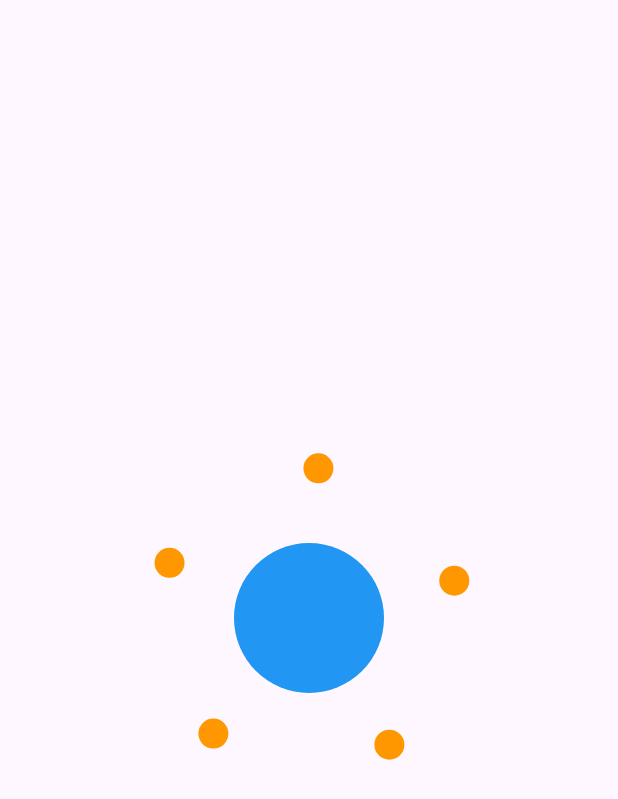
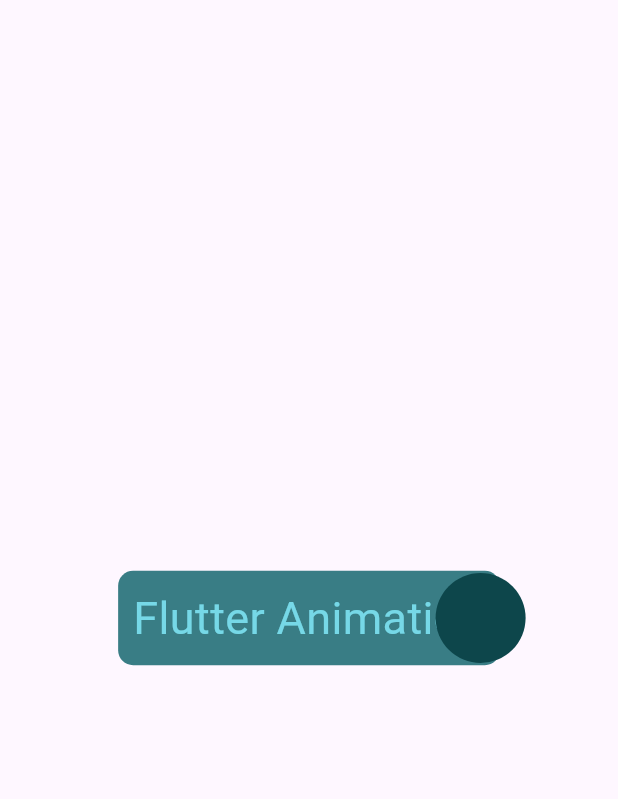
Before and after one commit to TheAsiyaS/newCreations, a Flutter app: the screen it shows after launch, on a phone screen of 412 x 824 dp. Shown: the top 799 px of the screen. Run offline on Flutter 3.47's test engine with Material 3 defaults, Android fonts, the phone set to English and light mode, and no system bars; our stand-ins replace carousel_slider, sqflite; accounts and stored records are empty.

Commit message:
text animation with logo

```diff
--- /dev/null
+++ b/lib/AnimationText.dart
@@ -0,0 +1,111 @@
+import 'package:flutter/material.dart';
+
+class BirdFlyTextAnimation extends StatefulWidget {
+  const BirdFlyTextAnimation({super.key});
+
+  @override
+  _BirdFlyTextAnimationState createState() => _BirdFlyTextAnimationState();
+}
+
+class _BirdFlyTextAnimationState extends State<BirdFlyTextAnimation>
+    with TickerProviderStateMixin {
+  // Using TickerProviderStateMixin to manage multiple AnimationControllers
+  late AnimationController _textController;
+  late AnimationController _circleController;
+  late Animation<double> _textAnimation;
+  late Animation<double> _circleAnimation;
+  String textToReveal = "Flutter Animation";
+
+  @override
+  void initState() {
+    super.initState();
+
+    // AnimationController for the text
+    _textController = AnimationController(
+      duration: const Duration(seconds: 6),
+      vsync: this,
+    );
+
+    // Animation for text opacity
+    _textAnimation =
+        Tween<double>(begin: -0.6, end: 1.0).animate(_textController)
+          ..addListener(() {
+            setState(() {});
+          });
+
+    // AnimationController for the CircleAvatar
+    _circleController = AnimationController(
+      duration: const Duration(seconds: 6),
+      vsync: this,
+    );
+
+    // Animation for CircleAvatar movement
+    _circleAnimation =
+        Tween<double>(begin: -.5, end: .65).animate(_circleController)
+          ..addListener(() {
+            setState(() {});
+          });
+
+    // Start both animations
+    _textController.forward();
+    _circleController.forward();
+  }
+
+  @override
+  void dispose() {
+    _textController.dispose();
+    _circleController.dispose();
+    super.dispose();
+  }
+
+  @override
+  Widget build(BuildContext context) {
+    return Scaffold(
+      body: Stack(
+        children: [
+          // Stationary Container with the text
+          Center(
+            child: Container(
+              padding: const EdgeInsets.all(10),
+              decoration: BoxDecoration(
+                color: Color.fromARGB(255, 8, 94, 102).withOpacity(0.8),
+                borderRadius: BorderRadius.circular(10),
+              ),
+              child: Row(
+                mainAxisSize: MainAxisSize.min,
+                children: textToReveal.split('').asMap().entries.map((entry) {
+                  int index = entry.key;
+                  String letter = entry.value;
+
+                  return AnimatedOpacity(
+                    // Adjust the condition for full text reveal
+                    opacity: _textAnimation.value >
+                            -0.6 + (1.5 / textToReveal.length) * index
+                        ? 1.0
+                        : 0.0,
+                    duration: const Duration(milliseconds: 200),
+                    child: Text(
+                      letter,
+                      style: const TextStyle(
+                          fontSize: 30,
+                          color: Color.fromARGB(255, 118, 216, 231)),
+                    ),
+                  );
+                }).toList(),
+              ),
+            ),
+          ),
+          // Moving CircleAvatar
+          Align(
+            alignment: Alignment(
+                _circleAnimation.value, 0.0), // Adjust the vertical position
+            child: const CircleAvatar(
+              backgroundColor: Color.fromARGB(255, 13, 70, 75),
+              radius: 30,
+            ),
+          ),
+        ],
+      ),
+    );
+  }
+}
--- a/lib/Animationsloarsystem.dart
+++ b/lib/Animationsloarsystem.dart
@@ -2,11 +2,14 @@ import 'package:flutter/material.dart';
 import 'dart:math';
 
 class SolarSystemAnimation extends StatefulWidget {
+  const SolarSystemAnimation({super.key});
+
   @override
   _SolarSystemAnimationState createState() => _SolarSystemAnimationState();
 }
 
-class _SolarSystemAnimationState extends State<SolarSystemAnimation> with SingleTickerProviderStateMixin {
+class _SolarSystemAnimationState extends State<SolarSystemAnimation>
+    with SingleTickerProviderStateMixin {
   late AnimationController _controller;
 
   @override
@@ -14,7 +17,7 @@ class _SolarSystemAnimationState extends State<SolarSystemAnimation> with Single
     super.initState();
     _controller = AnimationController(
       vsync: this,
-      duration: Duration(seconds: 5), // Controls the speed of rotation
+      duration: const Duration(seconds: 15), // Controls the speed of rotation
     )..repeat(); // Repeat the animation indefinitely
   }
 
@@ -32,7 +35,7 @@ class _SolarSystemAnimationState extends State<SolarSystemAnimation> with Single
           alignment: Alignment.center,
           children: [
             // Central Circle
-            CircleAvatar(
+            const CircleAvatar(
               radius: 50, // Adjust the size of the central circle
               backgroundColor: Colors.blue,
             ),
@@ -44,13 +47,13 @@ class _SolarSystemAnimationState extends State<SolarSystemAnimation> with Single
                 builder: (context, child) {
                   return Transform.translate(
                     offset: Offset(
-                      100 * cos(_controller.value * 2 * pi + angle),
-                      100 * sin(_controller.value * 2 * pi + angle),
+                      100 * cos(_controller.value * 3 * pi / 2 + angle),
+                      100 * sin(_controller.value * 2 * pi/5 + angle),
                     ),
                     child: child,
                   );
                 },
-                child: CircleAvatar(
+                child: const CircleAvatar(
                   radius: 10, // Adjust the size of the rotating balls
                   backgroundColor: Colors.orange,
                 ),
--- a/lib/carouselSliderEx.dart
+++ b/lib/carouselSliderEx.dart
@@ -27,7 +27,7 @@ class _CarouselSliderPageViewState extends State<CarouselSliderPageView> {
   void _startAutoPlay() {
     Future.delayed(const Duration(seconds: 2), () {
       _pageController.nextPage(
-        duration: Duration(milliseconds: 800),
+        duration: const Duration(milliseconds: 800),
         curve: Curves.fastOutSlowIn,
       );
       _startAutoPlay();
--- a/lib/carousel_slider.dart
+++ b/lib/carousel_slider.dart
@@ -12,10 +12,10 @@ class carouselSlider extends StatelessWidget {
       ),
       body: ListView(
         children: [
-          Text('df'),
+          const Text('df'),
           Row(
             children: [
-              Icon(Icons.arrow_back),
+              const Icon(Icons.arrow_back),
               SizedBox(
                 height: 100,
                 width: 300,
@@ -101,7 +101,7 @@ class carouselSlider extends StatelessWidget {
                   ),
                 ),
               ),
-              Icon(Icons.forward),
+              const Icon(Icons.forward),
             ],
           ),
         ],
--- a/lib/listdataIncrement.dart
+++ b/lib/listdataIncrement.dart
@@ -1,7 +1,6 @@
 import 'dart:developer';
 
 import 'package:flutter/material.dart';
-import 'package:flutter/widgets.dart';
 
 class DataItem {
   int value;
--- a/lib/main.dart
+++ b/lib/main.dart
@@ -1,5 +1,6 @@
 import 'package:flutter/material.dart';
-import 'package:new_creations/Animationsloarsystem.dart';
+import 'package:new_creations/AnimationText.dart';
+
 
 void main() {
   runApp(const MyApp());
@@ -10,6 +11,6 @@ class MyApp extends StatelessWidget {
 
   @override
   Widget build(BuildContext context) {
-    return MaterialApp(home: SolarSystemAnimation());
+    return MaterialApp(home: BirdFlyTextAnimation());
   }
 }
--- a/lib/webscreencjange/homesc.dart
+++ b/lib/webscreencjange/homesc.dart
@@ -11,7 +11,7 @@ class MyHomePage extends StatefulWidget {
 }
 
 class _MyHomePageState extends State<MyHomePage> {
-  int _currentIndex = 0;
+  final int _currentIndex = 0;
 
   final List<Widget> _tabs = [
     const MyWidget1(),
--- a/lib/webscreencjange/sc1.dart
+++ b/lib/webscreencjange/sc1.dart
@@ -5,7 +5,7 @@ class MyWidget1 extends StatelessWidget {
 
   @override
   Widget build(BuildContext context) {
-    return Scaffold(
+    return const Scaffold(
      body: Column(
        children: [
          Center(
--- a/lib/webscreencjange/sc2.dart
+++ b/lib/webscreencjange/sc2.dart
@@ -5,7 +5,7 @@ class MyWidget2 extends StatelessWidget {
 
   @override
   Widget build(BuildContext context) {
-    return Scaffold(
+    return const Scaffold(
      body: Column(
        children: [
          Center(
--- a/lib/webscreencjange/scr3.dart
+++ b/lib/webscreencjange/scr3.dart
@@ -5,7 +5,7 @@ class MyWidget3 extends StatelessWidget {
 
   @override
   Widget build(BuildContext context) {
-    return Scaffold(
+    return const Scaffold(
      body: Column(
        children: [
          Center(
--- a/pubspec.yaml
+++ b/pubspec.yaml
@@ -37,6 +37,7 @@ dependencies:
   cupertino_icons: ^1.0.2
   sqflite: ^2.0.0+4
   path: ^1.8.0
+  flutter_animate: ^3.1.0
 dev_dependencies:
   flutter_test:
     sdk: flutter
```
Also changed, not shown: lib/AnimatationBhor.dart (added, +95 -0 lines), lib/Animationavatar.dart (+6 -4 lines), lib/db/sqflitecheck.dart (+6 -4 lines), lib/hiddendrawer/drawerscren.dart (+10 -8 lines), lib/hiddendrawer/homedrawer.dart (+15 -13 lines), lib/linesAnimatin.dart (+5 -3 lines), pubspec.lock.
